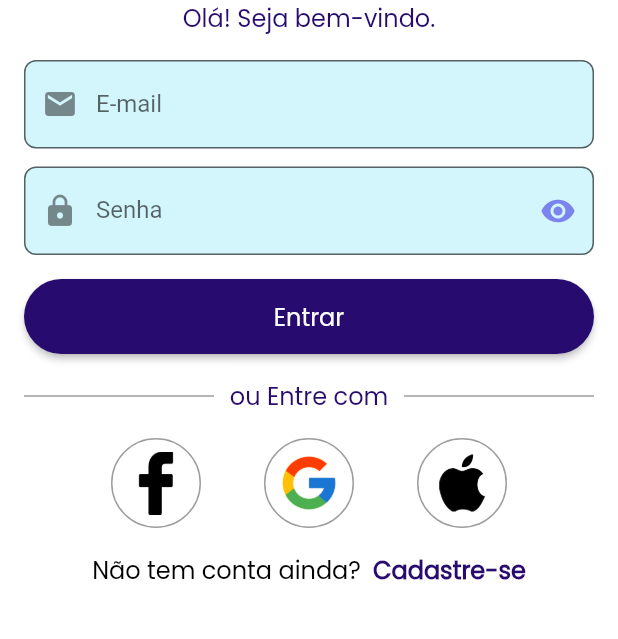
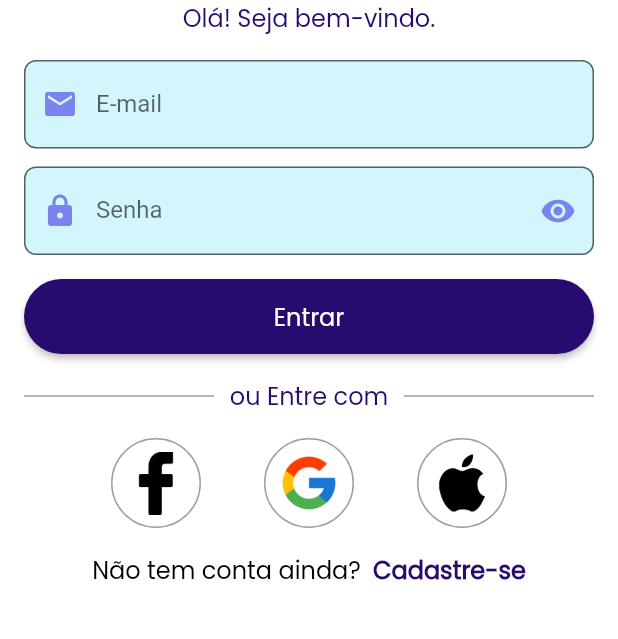
Before and after one commit to victorflll/miauche, a Flutter app: the screen it shows after launch, on a phone screen of 412 x 824 dp, the part 541-1180 px from its top. Run offline on Flutter 3.47's test engine with Material 2 defaults, Android fonts, the phone set to English and light mode, and no system bars.

Commit message:
changing the icons color on text-form-field and added the routes on main

```diff
--- a/lib/main.dart
+++ b/lib/main.dart
@@ -1,6 +1,7 @@
 import 'package:flutter/material.dart';
 import 'package:flutter/services.dart';
 import 'package:miauche/ui/screens/login_screen.dart';
+import 'package:miauche/ui/screens/user_register_screen.dart';
 import 'package:miauche/ui/styles/app_theme.dart';
 
 void main() {
@@ -21,7 +22,11 @@ class MyApp extends StatelessWidget {
       title: 'Miauche',
       debugShowCheckedModeBanner: false,
       theme: AppThemes.generalTheme,
-      home: const LoginScreen(),
+      initialRoute: '/',
+      routes: {
+        '/': (context) => const LoginScreen(),
+        '/user-register-screen': (context) => const UserRegisterScreen(),
+      },
     );
   }
 }
--- a/lib/ui/screens/login_screen.dart
+++ b/lib/ui/screens/login_screen.dart
@@ -1,4 +1,5 @@
 import 'package:flutter/material.dart';
+import 'package:miauche/ui/screens/user_register_screen.dart';
 import 'package:miauche/ui/styles/app_colors.dart';
 import 'package:miauche/ui/widgets/buttons/app_complete_button.dart';
 import 'package:miauche/ui/widgets/line.dart';
@@ -197,7 +198,9 @@ class _LoginScreenState extends State<LoginScreen> {
             ),
             const SizedBox(width: 8),
             GestureDetector(
-              onTap: () {},
+              onTap: () {
+                Navigator.pushNamed(context, "/user-register-screen");
+              },
               child: const AppText(
                 label: "Cadastre-se",
                 color: AppColors.darkBlue,
--- a/lib/ui/widgets/fields/app_text_form_field.dart
+++ b/lib/ui/widgets/fields/app_text_form_field.dart
@@ -43,7 +43,10 @@ class _AppTextFormFieldState extends State<AppTextFormField> {
         border: OutlineInputBorder(
           borderRadius: BorderRadius.circular(8),
         ),
-        prefixIcon: Icon(widget.prefixIcon),
+        prefixIcon: Icon(
+          widget.prefixIcon,
+          color: AppColors.blue,
+        ),
         suffixIcon: widget.obscureText
             ? IconButton(
                 icon: Icon(
```
Also changed, not shown: lib/ui/screens/user_register_screen.dart (added, +9 -0 lines).
